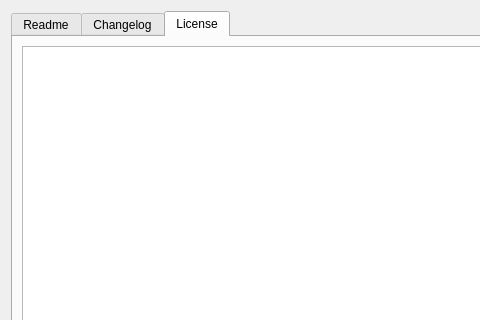
Folco68/Folco, file UI/DlgHelp.ui: the form before one commit; both pictures show x 0 to 480 and y 0 to 320 of the 1051 by 829 pixel window.
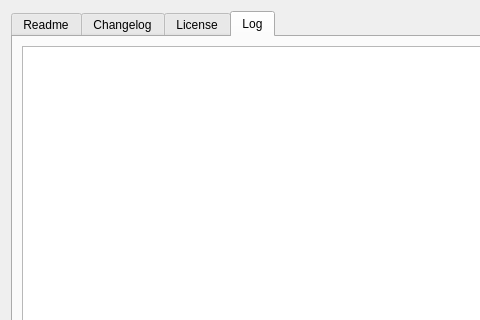
The form after the commit.

What changed in the file:
```diff
--- a/UI/DlgHelp.ui
+++ b/UI/DlgHelp.ui
@@ -17,7 +17,7 @@
    <item>
     <widget class="QTabWidget" name="Tabs">
      <property name="currentIndex">
-      <number>2</number>
+      <number>3</number>
      </property>
      <widget class="QWidget" name="About">
       <attribute name="title">
@@ -79,6 +79,16 @@
        </item>
       </layout>
      </widget>
+     <widget class="QWidget" name="Log">
+      <attribute name="title">
+       <string>Log</string>
+      </attribute>
+      <layout class="QVBoxLayout" name="verticalLayout_5">
+       <item>
+        <widget class="QPlainTextEdit" name="TextEditLog"/>
+       </item>
+      </layout>
+     </widget>
     </widget>
    </item>
    <item>
```
